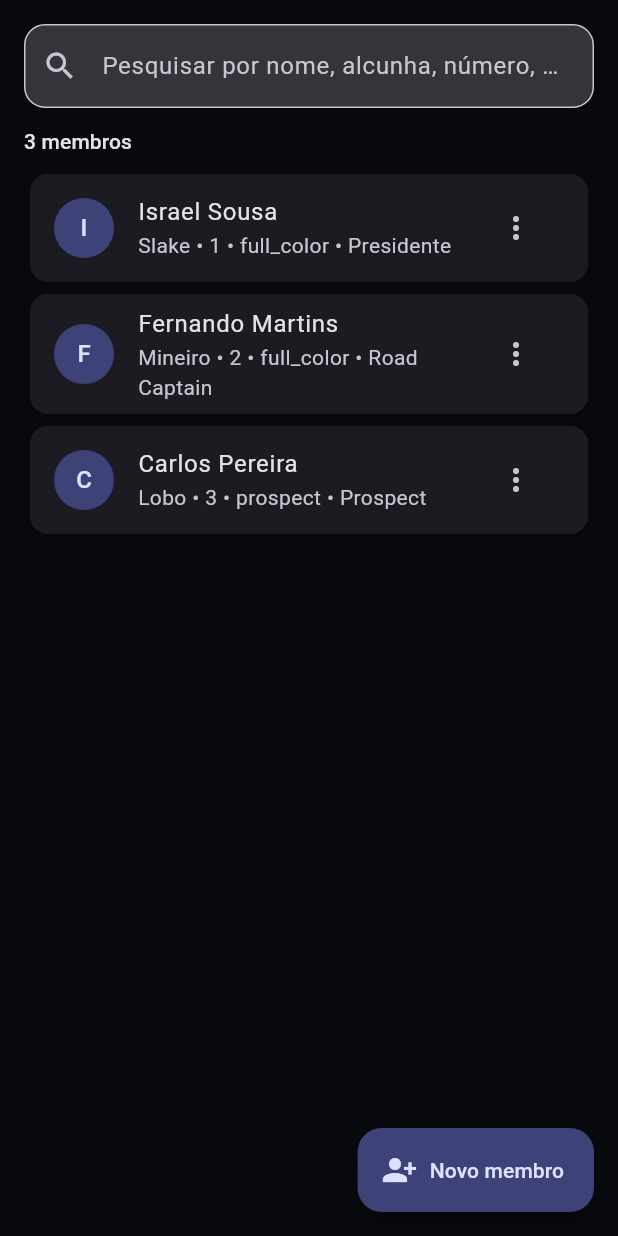
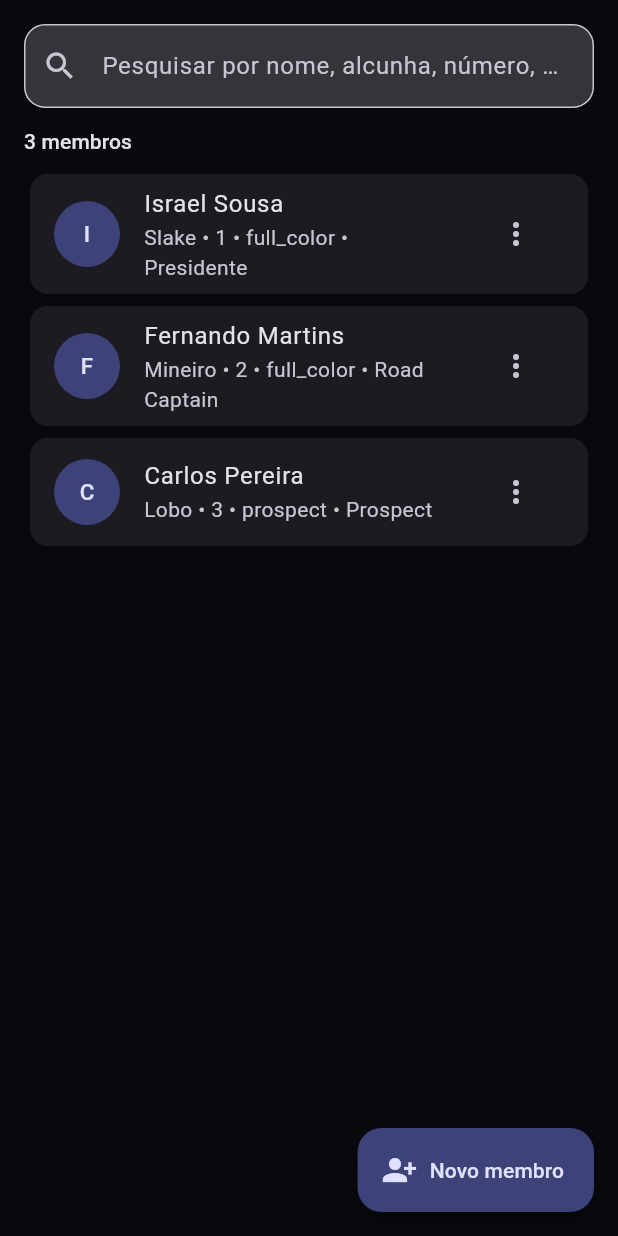
Before and after one commit to Slake88/bob-manager-v1-dev, a Flutter app: the MembersScreen screen opened directly, on a phone screen of 412 x 824 dp. Run offline on Flutter 3.47's test engine with Material 3 defaults, Android fonts, the phone set to English and light mode, and no system bars; our stand-ins replace file_picker, firebase_core, firebase_messaging, image_picker, pdf, printing and 4 more; missing offline and left inert: excel_community, mobile_scanner; accounts and stored records are empty.

Commit message:
feat: fotografia privada dos membros

```diff
--- a/apps/mobile/lib/screens/members_screen.dart
+++ b/apps/mobile/lib/screens/members_screen.dart
@@ -4,7 +4,9 @@ import '../core/app_role.dart';
 import '../core/app_session.dart';
 import '../core/entity_definition.dart';
 import '../core/permissions.dart';
+import '../repositories/member_photo_repository.dart';
 import '../repositories/member_repository.dart';
+import '../widgets/member_photo_avatar.dart';
 import 'entity_form_screen.dart';
 import 'member_detail_screen.dart';
 
@@ -17,6 +19,7 @@ class MembersScreen extends StatefulWidget {
 
 class _MembersScreenState extends State<MembersScreen> {
   final MemberRepository _repository = MemberRepository();
+  final MemberPhotoRepository _photoRepository = MemberPhotoRepository();
   final TextEditingController _searchController = TextEditingController();
   late Future<List<Map<String, dynamic>>> _future;
 
@@ -124,10 +127,7 @@ class _MembersScreenState extends State<MembersScreen> {
               member['motorcycle_model'],
               member['motorcycle_registration'],
             ].any(
-              (value) => value
-                  .toString()
-                  .toLowerCase()
-                  .contains(query),
+              (value) => value.toString().toLowerCase().contains(query),
             );
           }).toList();
 
@@ -140,7 +140,8 @@ class _MembersScreenState extends State<MembersScreen> {
                   controller: _searchController,
                   onChanged: (_) => setState(() {}),
                   decoration: const InputDecoration(
-                    labelText: 'Pesquisar por nome, alcunha, número, mota ou matrícula',
+                    labelText:
+                        'Pesquisar por nome, alcunha, número, mota ou matrícula',
                     prefixIcon: Icon(Icons.search),
                   ),
                 ),
@@ -153,12 +154,10 @@ class _MembersScreenState extends State<MembersScreen> {
                 ...members.map(
                   (member) => Card(
                     child: ListTile(
-                      leading: CircleAvatar(
-                        child: Text(
-                          (member['full_name']?.toString().isNotEmpty ?? false)
-                              ? member['full_name'].toString()[0].toUpperCase()
-                              : '?',
-                        ),
+                      leading: MemberPhotoAvatar(
+                        member: member,
+                        repository: _photoRepository,
+                        radius: 22,
                       ),
                       title: Text(member['full_name']?.toString() ?? 'Membro'),
                       subtitle: Text(
@@ -168,8 +167,10 @@ class _MembersScreenState extends State<MembersScreen> {
                           member['status'],
                           member['primary_role'],
                         ]
-                            .where((value) =>
-                                value != null && value.toString().isNotEmpty)
+                            .where(
+                              (value) =>
+                                  value != null && value.toString().isNotEmpty,
+                            )
                             .join(' • '),
                       ),
                       trailing: _canManage
```
